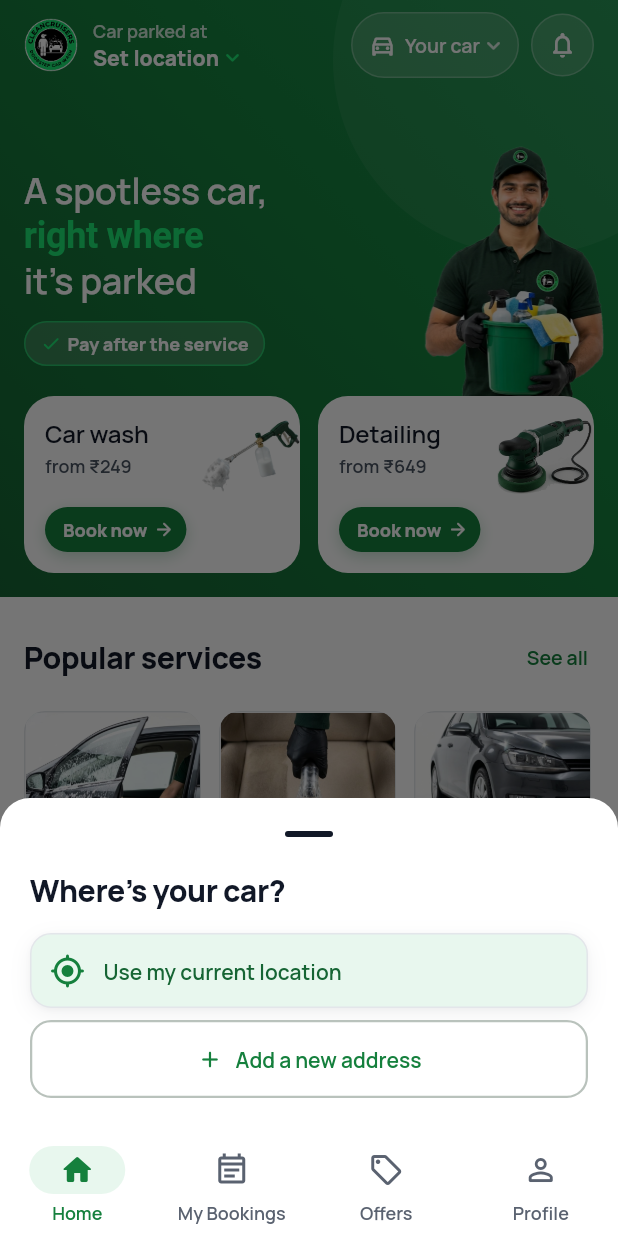
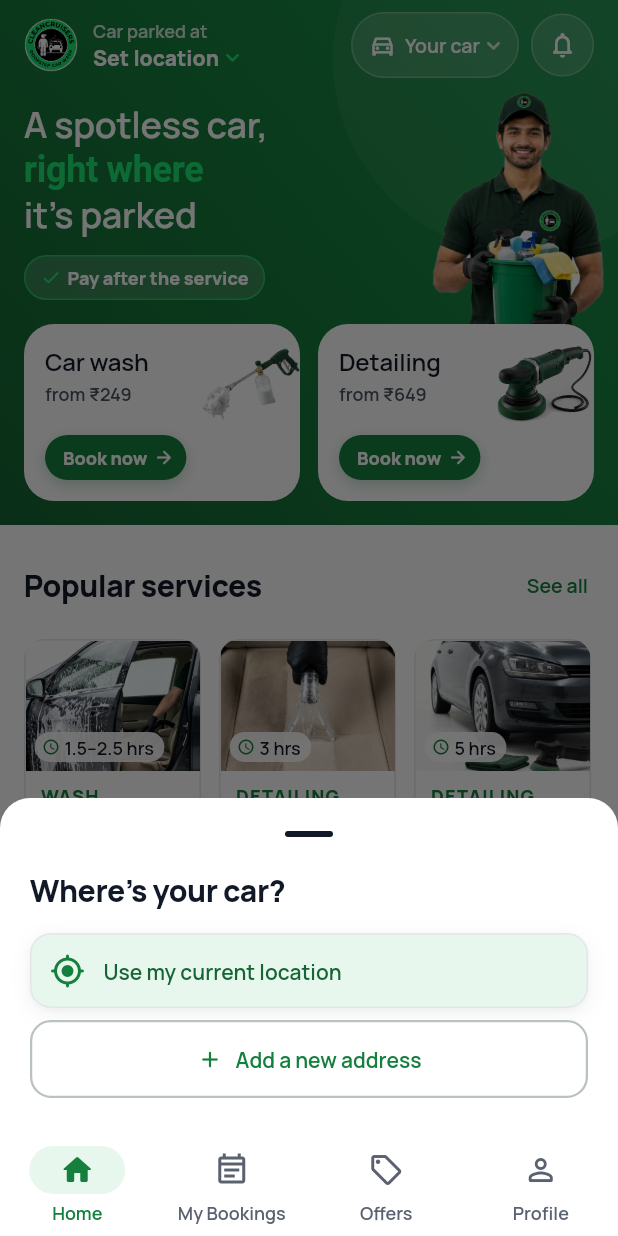
Before and after one commit to adityaray002/CleanCruisers_Flutter_App, a Flutter app: the screen it shows after launch, on a phone screen of 412 x 824 dp. Run offline on Flutter 3.47's test engine with Material 3 defaults, Android fonts, the phone set to English and light mode, and no system bars; our stand-ins replace firebase_auth, firebase_core, flutter_markdown, flutter_riverpod, geolocator, go_router and 2 more; accounts and stored records are empty.

Commit message:
Home: shorter hero so Popular services fits on the first screen
The expert's head rises into the space under the header instead of
pushing the hero down, the gap under the header is smaller, the tile
photos are 4:3 and dry cleaning is called "Dry cleaning". The whole
Popular services row, with prices and Book, now shows without scrolling
on an 800 px-tall phone.

Co-Authored-By: Claude Opus 5.5 <noreply@anthropic.com>

```diff
--- a/lib/screens/home_screen.dart
+++ b/lib/screens/home_screen.dart
@@ -153,23 +153,35 @@ class _Top extends StatelessWidget {
         child:
             Column(crossAxisAlignment: CrossAxisAlignment.stretch, children: [
           _Header(hasUpdate: hasUpdate),
-          const SizedBox(height: AppSpace.section),
+          const SizedBox(height: AppSpace.lg),
           // The promise on the left, our expert on the right. He stands
           // on the cards' top edge (the crop at his waist hides under it).
           Row(crossAxisAlignment: CrossAxisAlignment.end, children: [
             Expanded(
               child: Padding(
-                padding: const EdgeInsets.only(bottom: AppSpace.xl),
+                padding: const EdgeInsets.only(bottom: AppSpace.lg),
                 child: _Promise(firstOffer: firstOffer),
               ),
             ),
+            // He takes less height than he shows: his head rises into the
+            // space under the header, so the hero stays short and Popular
+            // services fit on the first screen.
             Transform.translate(
-              offset: const Offset(AppSpace.sm, AppSpace.md),
-              child: Image.asset('assets/images/pro_hero.png',
-                  height: 180,
-                  fit: BoxFit.contain,
-                  cacheHeight: 540,
-                  excludeFromSemantics: true),
+              offset: const Offset(AppSpace.sm, AppSpace.lg),
+              child: SizedBox(
+                width: 117,
+                height: 148,
+                child: OverflowBox(
+                  minHeight: 172,
+                  maxHeight: 172,
+                  alignment: Alignment.bottomCenter,
+                  child: Image.asset('assets/images/pro_hero.png',
+                      height: 172,
+                      fit: BoxFit.contain,
+                      cacheHeight: 540,
+                      excludeFromSemantics: true),
+                ),
+              ),
             ),
           ]),
           _ActionCards(car: car),
@@ -611,7 +623,7 @@ class _PopularServices extends StatelessWidget {
     'wash-exterior': 'Outside wash',
     'wash-interior': 'Inside clean',
     'wash-bucket': 'Bucket wash',
-    'dry-cleaning': 'Interior dry cleaning',
+    'dry-cleaning': 'Dry cleaning',
     'rubbing-exterior': 'Rubbing',
     '3m-wax-exterior': '3M wax',
     'full-package': 'Full detailing',
@@ -706,7 +718,7 @@ class _ServiceTile extends StatelessWidget {
                   crossAxisAlignment: CrossAxisAlignment.stretch,
                   children: [
                     AspectRatio(
-                      aspectRatio: 1,
+                      aspectRatio: 4 / 3,
                       child: Stack(fit: StackFit.expand, children: [
                         Image.asset(photo,
                             fit: BoxFit.cover,
@@ -777,7 +789,7 @@ class _ServiceTile extends StatelessWidget {
         const Spacer(),
         ExcludeSemantics(
           child: Padding(
-            padding: const EdgeInsets.fromLTRB(10, 6, 10, 0),
+            padding: const EdgeInsets.fromLTRB(10, 4, 10, 0),
             child: FittedBox(
               fit: BoxFit.scaleDown,
               alignment: Alignment.centerLeft,
@@ -801,8 +813,8 @@ class _ServiceTile extends StatelessWidget {
           child: InkWell(
             onTap: book,
             child: Container(
-              constraints: const BoxConstraints(minHeight: 44),
-              padding: const EdgeInsets.fromLTRB(10, 0, 10, 4),
+              constraints: const BoxConstraints(minHeight: 40),
+              padding: const EdgeInsets.fromLTRB(10, 0, 10, 2),
               child: Row(children: [
                 Text('Book',
                     style: AppText.smallStrong.copyWith(
```
